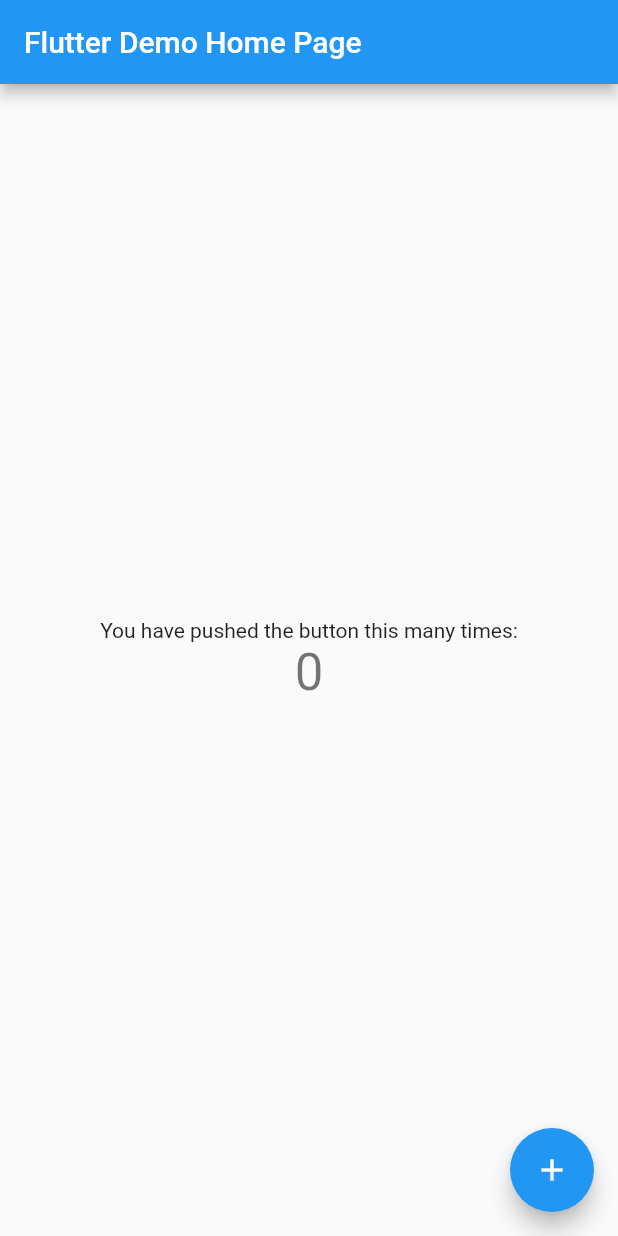
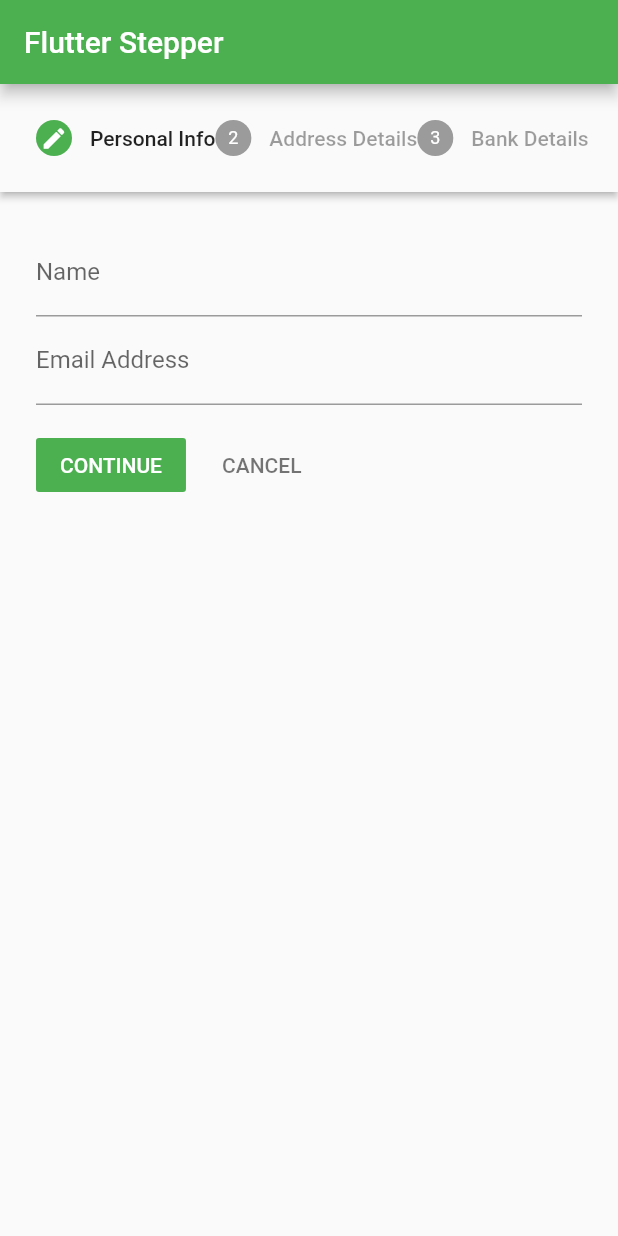
Before and after one commit to panachainy/poc-stepper-flutter, a Flutter app: the screen it shows after launch, on a phone screen of 412 x 824 dp. Run offline on Flutter 3.47's test engine with Material 2 defaults, Android fonts, the phone set to English and light mode, and no system bars.

Commit message:
Update main.dart

```diff
--- a/lib/main.dart
+++ b/lib/main.dart
@@ -1,115 +1,109 @@
 import 'package:flutter/material.dart';
 
 void main() {
-  runApp(const MyApp());
+  runApp(MyApp());
 }
 
 class MyApp extends StatelessWidget {
-  const MyApp({super.key});
-
-  // This widget is the root of your application.
   @override
   Widget build(BuildContext context) {
     return MaterialApp(
-      title: 'Flutter Demo',
-      theme: ThemeData(
-        // This is the theme of your application.
-        //
-        // Try running your application with "flutter run". You'll see the
-        // application has a blue toolbar. Then, without quitting the app, try
-        // changing the primarySwatch below to Colors.green and then invoke
-        // "hot reload" (press "r" in the console where you ran "flutter run",
-        // or simply save your changes to "hot reload" in a Flutter IDE).
-        // Notice that the counter didn't reset back to zero; the application
-        // is not restarted.
-        primarySwatch: Colors.blue,
-      ),
-      home: const MyHomePage(title: 'Flutter Demo Home Page'),
-    );
+        title: 'Flutter App Learning',
+        theme: ThemeData(
+          primarySwatch: Colors.green,
+        ),
+        home: MyHomePage());
   }
 }
 
 class MyHomePage extends StatefulWidget {
-  const MyHomePage({super.key, required this.title});
-
-  // This widget is the home page of your application. It is stateful, meaning
-  // that it has a State object (defined below) that contains fields that affect
-  // how it looks.
-
-  // This class is the configuration for the state. It holds the values (in this
-  // case the title) provided by the parent (in this case the App widget) and
-  // used by the build method of the State. Fields in a Widget subclass are
-  // always marked "final".
-
-  final String title;
-
+  MyHomePage({Key? key}) : super(key: key);
   @override
-  State<MyHomePage> createState() => _MyHomePageState();
+  _MyHomePageState createState() => _MyHomePageState();
 }
 
 class _MyHomePageState extends State<MyHomePage> {
-  int _counter = 0;
-
-  void _incrementCounter() {
-    setState(() {
-      // This call to setState tells the Flutter framework that something has
-      // changed in this State, which causes it to rerun the build method below
-      // so that the display can reflect the updated values. If we changed
-      // _counter without calling setState(), then the build method would not be
-      // called again, and so nothing would appear to happen.
-      _counter++;
-    });
+  int currentStep = 0;
+  @override
+  Widget build(BuildContext context) {
+    return Scaffold(
+      appBar: AppBar(
+        title: Text("Flutter Stepper"),
+      ),
+      body: Stepper(
+        steps: getSteps(),
+        type: StepperType.horizontal,
+        currentStep: currentStep,
+        onStepTapped: (int step) {
+          setState(() {
+            currentStep = step;
+          });
+        },
+        onStepCancel: () {
+          currentStep > 0 ? setState(() => currentStep -= 1) : null;
+        },
+        onStepContinue: () {
+          currentStep < 2 ? setState(() => currentStep += 1) : null;
+        },
+      ),
+    );
   }
 
-  @override
-  Widget build(BuildContext context) {
-    // This method is rerun every time setState is called, for instance as done
-    // by the _incrementCounter method above.
-    //
-    // The Flutter framework has been optimized to make rerunning build methods
-    // fast, so that you can just rebuild anything that needs updating rather
-    // than having to individually change instances of widgets.
-    return Scaffold(
-      appBar: AppBar(
-        // Here we take the value from the MyHomePage object that was created by
-        // the App.build method, and use it to set our appbar title.
-        title: Text(widget.title),
-      ),
-      body: Center(
-        // Center is a layout widget. It takes a single child and positions it
-        // in the middle of the parent.
-        child: Column(
-          // Column is also a layout widget. It takes a list of children and
-          // arranges them vertically. By default, it sizes itself to fit its
-          // children horizontally, and tries to be as tall as its parent.
-          //
-          // Invoke "debug painting" (press "p" in the console, choose the
-          // "Toggle Debug Paint" action from the Flutter Inspector in Android
-          // Studio, or the "Toggle Debug Paint" command in Visual Studio Code)
-          // to see the wireframe for each widget.
-          //
-          // Column has various properties to control how it sizes itself and
-          // how it positions its children. Here we use mainAxisAlignment to
-          // center the children vertically; the main axis here is the vertical
-          // axis because Columns are vertical (the cross axis would be
-          // horizontal).
-          mainAxisAlignment: MainAxisAlignment.center,
+  List<Step> getSteps() {
+    return [
+      Step(
+        title: new Text('Personal Info'),
+        content: Column(
           children: <Widget>[
-            const Text(
-              'You have pushed the button this many times:',
+            TextFormField(
+              decoration: InputDecoration(labelText: 'Name'),
             ),
-            Text(
-              '$_counter',
-              style: Theme.of(context).textTheme.headlineMedium,
+            TextFormField(
+              decoration: InputDecoration(labelText: 'Email Address'),
             ),
           ],
         ),
+        isActive: currentStep >= 0,
+        state: currentStep == 0 ? StepState.editing : StepState.complete,
       ),
-      floatingActionButton: FloatingActionButton(
-        onPressed: _incrementCounter,
-        tooltip: 'Increment',
-        child: const Icon(Icons.add),
-      ), // This trailing comma makes auto-formatting nicer for build methods.
-    );
+      Step(
+        title: new Text('Address Details'),
+        content: Column(
+          children: <Widget>[
+            TextFormField(
+              decoration: InputDecoration(labelText: 'Home Address'),
+            ),
+            TextFormField(
+              decoration: InputDecoration(labelText: 'Mobile No'),
+            ),
+          ],
+        ),
+        isActive: currentStep >= 1,
+        state: currentStep == 1
+            ? StepState.editing
+            : currentStep < 1
+                ? StepState.disabled
+                : StepState.complete,
+      ),
+      Step(
+        title: new Text("Bank Details"),
+        content: Column(
+          children: <Widget>[
+            TextFormField(
+              decoration: InputDecoration(labelText: 'Account No'),
+            ),
+            TextFormField(
+              decoration: InputDecoration(labelText: 'IFSC Code'),
+            ),
+          ],
+        ),
+        isActive: currentStep >= 2,
+        state: currentStep == 2
+            ? StepState.editing
+            : currentStep < 2
+                ? StepState.disabled
+                : StepState.complete,
+      ),
+    ];
   }
 }
```
